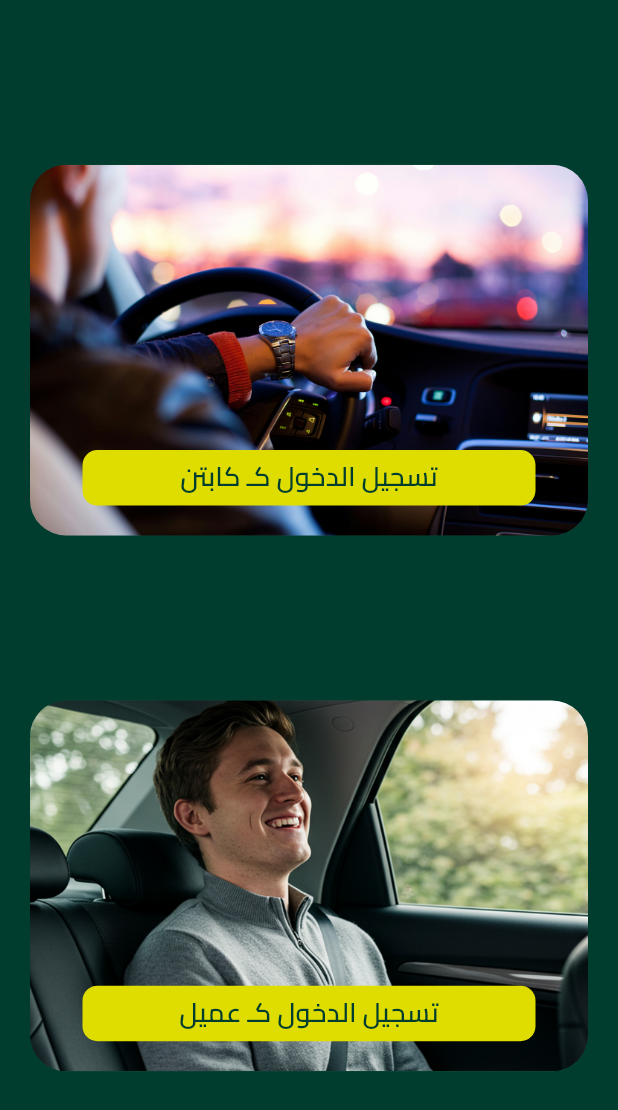
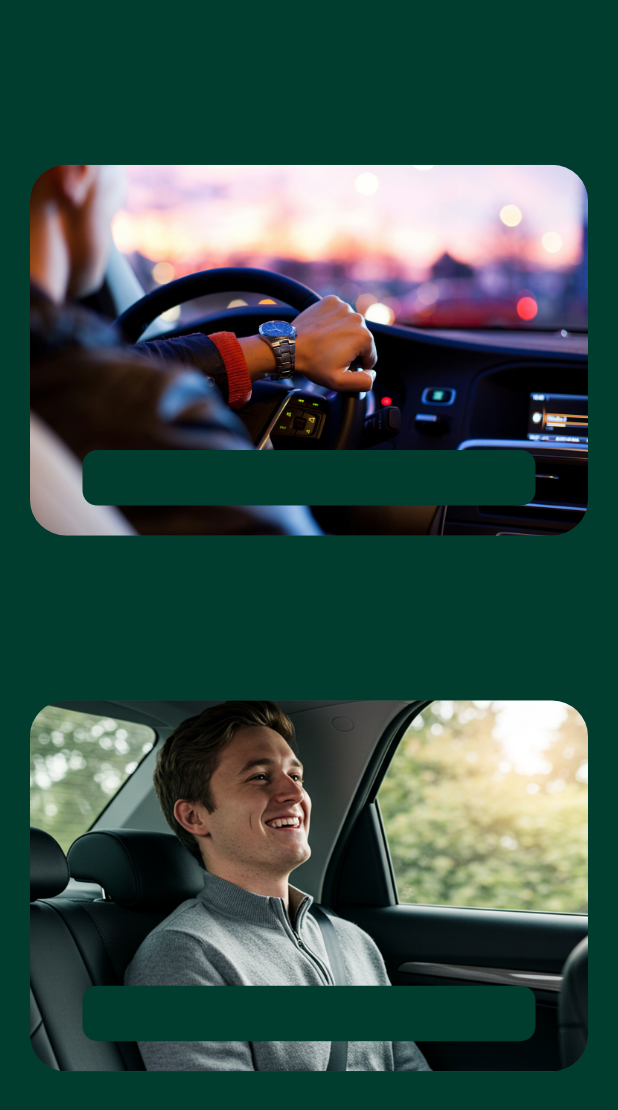
Before and after one commit to Mada1312/waslny, a Flutter app: the screen it shows after launch, after a tap on "تخطى", on a phone screen of 412 x 824 dp. Shown: the top 1110 px of the screen. Run offline on Flutter 3.47's test engine with Material 3 defaults, Android fonts, the phone set to English and light mode, and no system bars; our stand-ins replace auto_size_text, awesome_dialog, cached_network_image, carousel_slider, chewie, cloud_firestore and 36 more; missing offline and left inert: escapable_padding, flutter_map_animations, overlay_loader_with_app_icon; accounts and stored records are empty; network calls fail; statements that could not run were skipped.

Commit message:
Update color values and add keystore configuration

```diff
--- a/lib/core/utils/app_colors.dart
+++ b/lib/core/utils/app_colors.dart
@@ -3,7 +3,7 @@ import 'package:flutter/material.dart';
 import 'hex_color.dart';
 
 class AppColors {
-  static Color primary = HexColor('#DFDD00');
+  static Color primary = HexColor('#003D2E');
   // static Color primary = HexColor('#493F68');
   static Color secondPrimary = HexColor('#5EC1E7');
   static Color lightGrey = HexColor('#F2F2F2');
--- a/pubspec.yaml
+++ b/pubspec.yaml
@@ -102,10 +102,10 @@ flutter_icons:
   android: true
   ios: true
   remove_alpha_ios: true
-  background_color: "#f0fcff"
+  background_color: "#003D2E"
   image_path: "assets/images/logo.jpg"
   adaptive_icon_foreground: "assets/images/logo.jpg"
-  adaptive_icon_background: "#f0fcff"
+  adaptive_icon_background: "#003D2E"
 
 # For information on the generic Dart part of this file, see the
 # following page: https://dart.dev/tools/pub/pubspec
```
Also changed, not shown: 3 other files.
